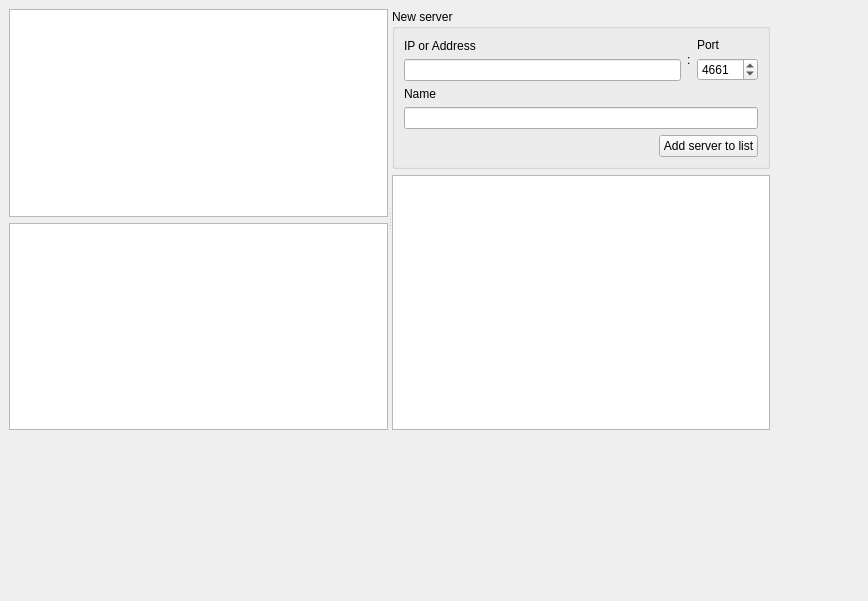
qmule/qmule, file src/servers_widget.ui: the form before one commit.
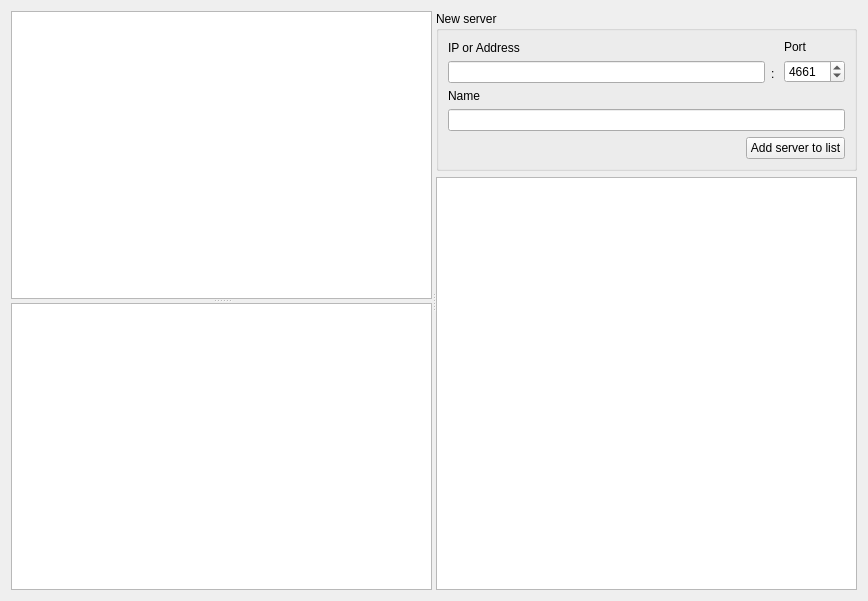
The form after the commit.

The edit to the form file:
```diff
--- a/src/servers_widget.ui
+++ b/src/servers_widget.ui
@@ -19,34 +19,32 @@
   <property name="windowTitle">
    <string>Form</string>
   </property>
-  <widget class="QSplitter" name="splitter">
-   <property name="geometry">
-    <rect>
-     <x>9</x>
-     <y>9</y>
-     <width>761</width>
-     <height>421</height>
-    </rect>
-   </property>
-   <property name="orientation">
-    <enum>Qt::Horizontal</enum>
-   </property>
-   <widget class="QWidget" name="">
     <layout class="QVBoxLayout" name="verticalLayout">
      <item>
-      <widget class="QTableView" name="tableServers"/>
-     </item>
-     <item>
-      <widget class="QPlainTextEdit" name="textLog"/>
-     </item>
-    </layout>
-   </widget>
-   <widget class="QWidget" name="">
+    <widget class="QSplitter" name="hsplit">
+     <property name="orientation">
+      <enum>Qt::Horizontal</enum>
+     </property>
+     <widget class="QSplitter" name="vsplit">
+      <property name="orientation">
+       <enum>Qt::Vertical</enum>
+      </property>
+      <widget class="QTableView" name="tableView"/>
+      <widget class="QPlainTextEdit" name="plainTextEdit">
+       <property name="sizePolicy">
+        <sizepolicy hsizetype="Expanding" vsizetype="Preferred">
+         <horstretch>0</horstretch>
+         <verstretch>0</verstretch>
+        </sizepolicy>
+       </property>
+      </widget>
+     </widget>
+     <widget class="QWidget" name="layoutWidget">
     <layout class="QVBoxLayout" name="verticalLayout_2">
      <item>
       <widget class="QGroupBox" name="groupBox">
        <property name="sizePolicy">
-        <sizepolicy hsizetype="Preferred" vsizetype="Preferred">
+          <sizepolicy hsizetype="Minimum" vsizetype="Minimum">
          <horstretch>0</horstretch>
          <verstretch>0</verstretch>
         </sizepolicy>
@@ -61,6 +59,12 @@
            <layout class="QVBoxLayout" name="verticalLayout_3">
             <item>
              <widget class="QLabel" name="label">
+                <property name="sizePolicy">
+                 <sizepolicy hsizetype="Minimum" vsizetype="Minimum">
+                  <horstretch>0</horstretch>
+                  <verstretch>0</verstretch>
+                 </sizepolicy>
+                </property>
               <property name="text">
                <string>IP or Address</string>
               </property>
@@ -69,7 +73,7 @@
             <item>
              <widget class="QLineEdit" name="editIP">
               <property name="sizePolicy">
-               <sizepolicy hsizetype="Expanding" vsizetype="Fixed">
+                 <sizepolicy hsizetype="Expanding" vsizetype="Minimum">
                 <horstretch>0</horstretch>
                 <verstretch>0</verstretch>
                </sizepolicy>
@@ -79,9 +83,24 @@
            </layout>
           </item>
           <item>
-           <widget class="QLabel" name="label_3">
+             <layout class="QVBoxLayout" name="verticalLayout_4">
+              <item>
+               <widget class="QLabel" name="label_6">
             <property name="sizePolicy">
-             <sizepolicy hsizetype="Preferred" vsizetype="Minimum">
+                 <sizepolicy hsizetype="Minimum" vsizetype="Minimum">
+                  <horstretch>0</horstretch>
+                  <verstretch>0</verstretch>
+                 </sizepolicy>
+                </property>
+                <property name="text">
+                 <string/>
+                </property>
+               </widget>
+              </item>
+              <item>
+               <widget class="QLabel" name="label_5">
+                <property name="sizePolicy">
+                 <sizepolicy hsizetype="Minimum" vsizetype="Minimum">
               <horstretch>0</horstretch>
               <verstretch>0</verstretch>
              </sizepolicy>
@@ -91,6 +110,8 @@
             </property>
            </widget>
           </item>
+             </layout>
+            </item>
           <item>
            <layout class="QVBoxLayout" name="verticalLayout_5">
             <item>
@@ -109,7 +130,7 @@
             <item>
              <widget class="QSpinBox" name="spinPort">
               <property name="sizePolicy">
-               <sizepolicy hsizetype="Minimum" vsizetype="Fixed">
+                 <sizepolicy hsizetype="Minimum" vsizetype="Minimum">
                 <horstretch>0</horstretch>
                 <verstretch>0</verstretch>
                </sizepolicy>
@@ -133,13 +154,26 @@
          <layout class="QVBoxLayout" name="verticalLayout_6">
           <item>
            <widget class="QLabel" name="label_4">
+              <property name="sizePolicy">
+               <sizepolicy hsizetype="Preferred" vsizetype="Minimum">
+                <horstretch>0</horstretch>
+                <verstretch>0</verstretch>
+               </sizepolicy>
+              </property>
             <property name="text">
              <string>Name</string>
             </property>
            </widget>
           </item>
           <item>
-           <widget class="QLineEdit" name="editName"/>
+             <widget class="QLineEdit" name="editName">
+              <property name="sizePolicy">
+               <sizepolicy hsizetype="Preferred" vsizetype="Minimum">
+                <horstretch>0</horstretch>
+                <verstretch>0</verstretch>
+               </sizepolicy>
+              </property>
+             </widget>
           </item>
          </layout>
         </item>
@@ -160,6 +194,12 @@
           </item>
           <item>
            <widget class="QPushButton" name="btnAdd">
+              <property name="sizePolicy">
+               <sizepolicy hsizetype="Minimum" vsizetype="Minimum">
+                <horstretch>0</horstretch>
+                <verstretch>0</verstretch>
+               </sizepolicy>
+              </property>
             <property name="text">
              <string>Add server to list</string>
             </property>
@@ -171,11 +211,20 @@
       </widget>
      </item>
      <item>
-      <widget class="QPlainTextEdit" name="textDetails"/>
+        <widget class="QPlainTextEdit" name="textDetails">
+         <property name="sizePolicy">
+          <sizepolicy hsizetype="Minimum" vsizetype="Expanding">
+           <horstretch>0</horstretch>
+           <verstretch>0</verstretch>
+          </sizepolicy>
+         </property>
+        </widget>
      </item>
     </layout>
    </widget>
   </widget>
+   </item>
+  </layout>
  </widget>
  <resources/>
  <connections/>
```
Lines whose indentation alone changed are shown as unchanged.
